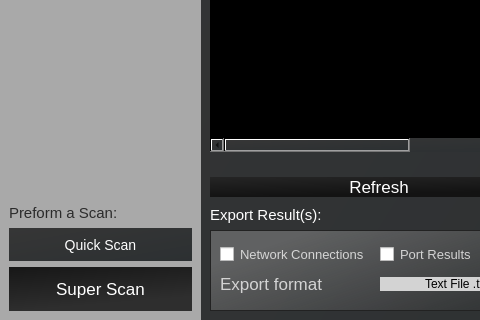
Old version of the form mainwindow.ui in the repository hunterjreid/HomeScan; both pictures show x 0 to 480 and y 821 to 1141 of the 919 by 1141 pixel window.
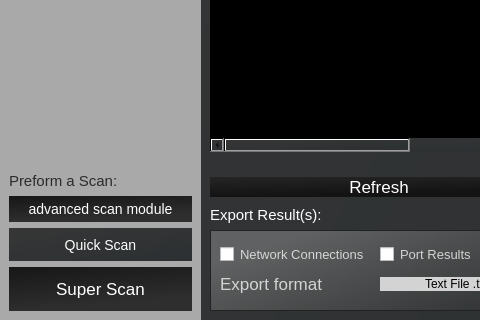
New version of the form. Icons and pictures are not drawn. Custom widgets are drawn as their Qt base class.

Commit message: Sync + added Advanced Scan Module

The edit to the form file:
```diff
--- a/mainwindow.ui
+++ b/mainwindow.ui
@@ -339,6 +339,19 @@
             </property>
            </widget>
           </item>
+          <item>
+           <widget class="QPushButton" name="pushButton_16">
+            <property name="styleSheet">
+             <string notr="true">background-color: qlineargradient(spread:pad, x1:0, y1:0, x2:0.306, y2:0.909091, stop:0 rgba(23, 23, 23, 255), stop:1 rgba(46, 46, 46, 255));
+color:rgb(255, 255, 255);
+font-size:14px;
+padding: 5px 0px;</string>
+            </property>
+            <property name="text">
+             <string>advanced scan module</string>
+            </property>
+           </widget>
+          </item>
           <item>
            <widget class="QFrame" name="frame">
             <property name="frameShape">
```
The commit also changes 2 other files.
